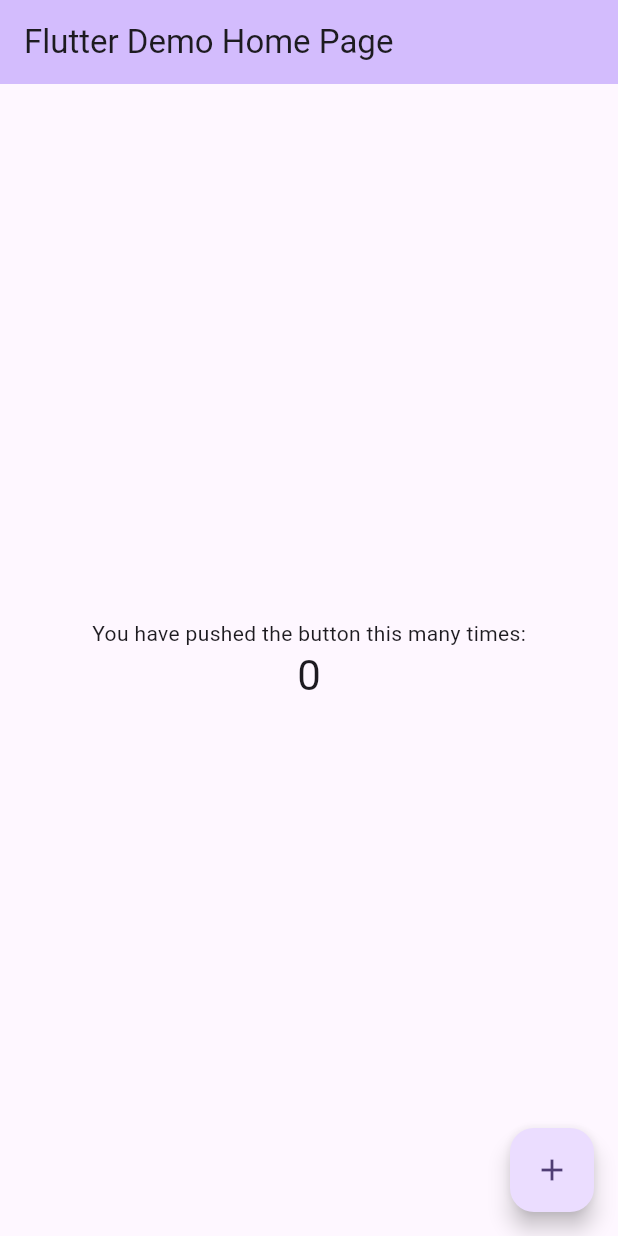
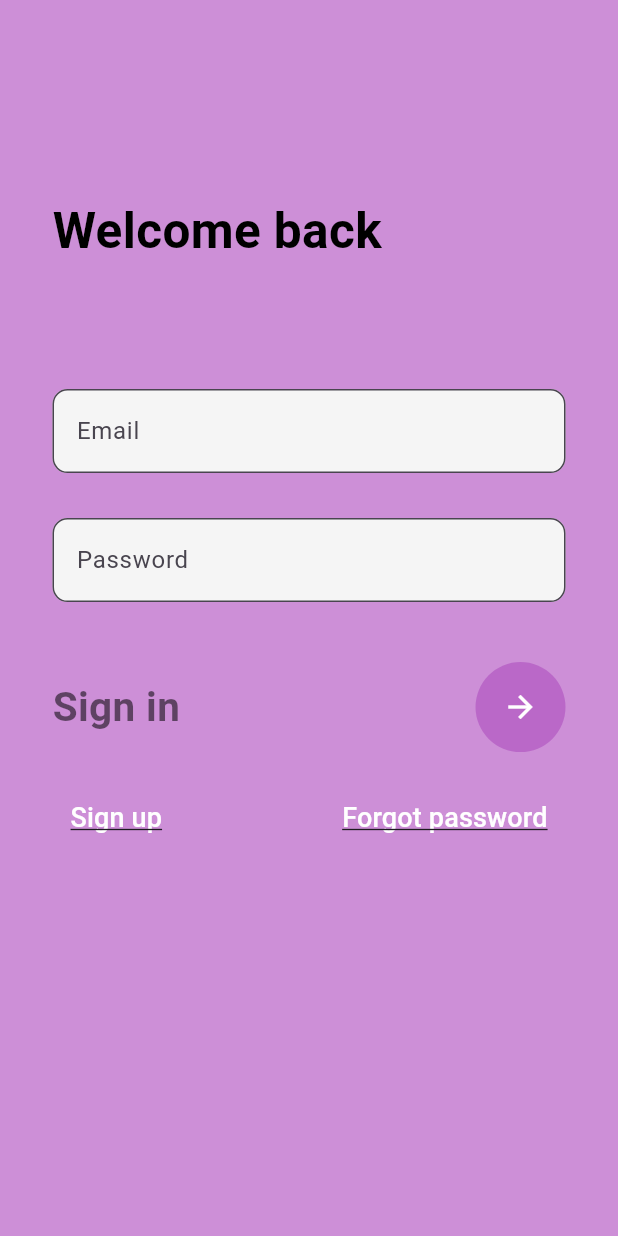
Before and after one commit to Sujala99/Mobile-Application-Project, a Flutter app: the screen it shows after launch, on a phone screen of 412 x 824 dp. Run offline on Flutter 3.47's test engine with Material 3 defaults, Android fonts, the phone set to English and light mode, and no system bars.

Commit message:
login, register and splash screen view

```diff
--- /dev/null
+++ b/mobile_application_project/lib/app.dart
@@ -0,0 +1,25 @@
+import 'package:flutter/material.dart';
+import 'package:mobile_application_project/view/login_view.dart';
+import 'package:mobile_application_project/view/splash_screen_view.dart';
+import 'package:mobile_application_project/view/register_view.dart';
+
+void main() {
+  runApp(const MyApp());
+}
+
+class MyApp extends StatelessWidget {
+  const MyApp({super.key});
+
+  @override
+  Widget build(BuildContext context) {
+    return MaterialApp(
+      debugShowCheckedModeBanner: false,
+      initialRoute: '/',
+      routes: {
+        '/': (context) => const SplashScreen(),
+        '/login': (context) => const LoginView(),
+        '/register': (context) => const RegisterView(),
+      },
+    );
+  }
+}
--- a/mobile_application_project/lib/main.dart
+++ b/mobile_application_project/lib/main.dart
@@ -1,125 +1,8 @@
 import 'package:flutter/material.dart';
+import 'package:mobile_application_project/app.dart';
 
-void main() {
-  runApp(const MyApp());
+void main(){
+  runApp(
+    MyApp())
+  ;
 }
-
-class MyApp extends StatelessWidget {
-  const MyApp({super.key});
-
-  // This widget is the root of your application.
-  @override
-  Widget build(BuildContext context) {
-    return MaterialApp(
-      title: 'Flutter Demo',
-      theme: ThemeData(
-        // This is the theme of your application.
-        //
-        // TRY THIS: Try running your application with "flutter run". You'll see
-        // the application has a purple toolbar. Then, without quitting the app,
-        // try changing the seedColor in the colorScheme below to Colors.green
-        // and then invoke "hot reload" (save your changes or press the "hot
-        // reload" button in a Flutter-supported IDE, or press "r" if you used
-        // the command line to start the app).
-        //
-        // Notice that the counter didn't reset back to zero; the application
-        // state is not lost during the reload. To reset the state, use hot
-        // restart instead.
-        //
-        // This works for code too, not just values: Most code changes can be
-        // tested with just a hot reload.
-        colorScheme: ColorScheme.fromSeed(seedColor: Colors.deepPurple),
-        useMaterial3: true,
-      ),
-      home: const MyHomePage(title: 'Flutter Demo Home Page'),
-    );
-  }
-}
-
-class MyHomePage extends StatefulWidget {
-  const MyHomePage({super.key, required this.title});
-
-  // This widget is the home page of your application. It is stateful, meaning
-  // that it has a State object (defined below) that contains fields that affect
-  // how it looks.
-
-  // This class is the configuration for the state. It holds the values (in this
-  // case the title) provided by the parent (in this case the App widget) and
-  // used by the build method of the State. Fields in a Widget subclass are
-  // always marked "final".
-
-  final String title;
-
-  @override
-  State<MyHomePage> createState() => _MyHomePageState();
-}
-
-class _MyHomePageState extends State<MyHomePage> {
-  int _counter = 0;
-
-  void _incrementCounter() {
-    setState(() {
-      // This call to setState tells the Flutter framework that something has
-      // changed in this State, which causes it to rerun the build method below
-      // so that the display can reflect the updated values. If we changed
-      // _counter without calling setState(), then the build method would not be
-      // called again, and so nothing would appear to happen.
-      _counter++;
-    });
-  }
-
-  @override
-  Widget build(BuildContext context) {
-    // This method is rerun every time setState is called, for instance as done
-    // by the _incrementCounter method above.
-    //
-    // The Flutter framework has been optimized to make rerunning build methods
-    // fast, so that you can just rebuild anything that needs updating rather
-    // than having to individually change instances of widgets.
-    return Scaffold(
-      appBar: AppBar(
-        // TRY THIS: Try changing the color here to a specific color (to
-        // Colors.amber, perhaps?) and trigger a hot reload to see the AppBar
-        // change color while the other colors stay the same.
-        backgroundColor: Theme.of(context).colorScheme.inversePrimary,
-        // Here we take the value from the MyHomePage object that was created by
-        // the App.build method, and use it to set our appbar title.
-        title: Text(widget.title),
-      ),
-      body: Center(
-        // Center is a layout widget. It takes a single child and positions it
-        // in the middle of the parent.
-        child: Column(
-          // Column is also a layout widget. It takes a list of children and
-          // arranges them vertically. By default, it sizes itself to fit its
-          // children horizontally, and tries to be as tall as its parent.
-          //
-          // Column has various properties to control how it sizes itself and
-          // how it positions its children. Here we use mainAxisAlignment to
-          // center the children vertically; the main axis here is the vertical
-          // axis because Columns are vertical (the cross axis would be
-          // horizontal).
-          //
-          // TRY THIS: Invoke "debug painting" (choose the "Toggle Debug Paint"
-          // action in the IDE, or press "p" in the console), to see the
-          // wireframe for each widget.
-          mainAxisAlignment: MainAxisAlignment.center,
-          children: <Widget>[
-            const Text(
-              'You have pushed the button this many times:',
-            ),
-            Text(
-              '$_counter',
-              style: Theme.of(context).textTheme.headlineMedium,
-            ),
-          ],
-        ),
-      ),
-      floatingActionButton: FloatingActionButton(
-        onPressed: _incrementCounter,
-        tooltip: 'Increment',
-        child: const Icon(Icons.add),
-      ), // This trailing comma makes auto-formatting nicer for build methods.
-    );
-  }
-}
--- /dev/null
+++ b/mobile_application_project/lib/view/login_view.dart
@@ -0,0 +1,118 @@
+import 'package:flutter/material.dart';
+
+class LoginView extends StatefulWidget {
+  const LoginView({super.key});
+
+  @override
+  State<LoginView> createState() => _LoginViewState();
+}
+
+class _LoginViewState extends State<LoginView> {
+  @override
+  Widget build(BuildContext context) {
+    return Scaffold(
+      body: Stack(
+        children: [
+          Container(
+            color: Colors.purple.withOpacity(0.5), // Semi-transparent overlay
+          ),
+          SingleChildScrollView(
+            child: Padding(
+              padding: const EdgeInsets.symmetric(horizontal: 35),
+              child: Column(
+                crossAxisAlignment: CrossAxisAlignment.start,
+                children: [
+                  const SizedBox(height: 130),
+                  const Text(
+                    'Welcome back',
+                    style: TextStyle(
+                      color: Colors.black,
+                      fontSize: 33,
+                      fontWeight: FontWeight.bold,
+                    ),
+                  ),
+                  SizedBox(height: MediaQuery.of(context).size.height * 0.1),
+                  TextField(
+                    decoration: InputDecoration(
+                      filled: true,
+                      fillColor: Colors.grey.shade100,
+                      hintText: "Email",
+                      border: OutlineInputBorder(
+                        borderRadius: BorderRadius.circular(10),
+                      ),
+                    ),
+                  ),
+                  const SizedBox(height: 30),
+                  TextField(
+                    obscureText: true,
+                    decoration: InputDecoration(
+                      filled: true,
+                      fillColor: Colors.grey.shade100,
+                      hintText: "Password",
+                      border: OutlineInputBorder(
+                        borderRadius: BorderRadius.circular(10),
+                      ),
+                    ),
+                  ),
+                  const SizedBox(height: 40),
+                  Row(
+                    mainAxisAlignment: MainAxisAlignment.spaceBetween,
+                    children: [
+                      const Text(
+                        "Sign in",
+                        style: TextStyle(
+                          color: Colors.black54,
+                          fontSize: 27,
+                          fontWeight: FontWeight.w700,
+                        ),
+                      ),
+                      CircleAvatar(
+                        radius: 30,
+                        backgroundColor: Colors.purple[300],
+                        child: IconButton(
+                          color: Colors.white,
+                          onPressed: () {},
+                          icon: const Icon(Icons.arrow_forward),
+                        ),
+                      ),
+                    ],
+                  ),
+                  const SizedBox(height: 20),
+                  Row(
+                    mainAxisAlignment: MainAxisAlignment.spaceBetween,
+                    children: [
+                      TextButton(
+                        onPressed: () {
+                          Navigator.pushNamed(context, '/register');
+                        },
+                        child: const Text(
+                          'Sign up',
+                          style: TextStyle(
+                            decoration: TextDecoration.underline,
+                            fontSize: 18,
+                            color: Colors.white,
+                          ),
+                        ),
+                      ),
+                      TextButton(
+                        onPressed: () {},
+                        child: const Text(
+                          'Forgot password',
+                          style: TextStyle(
+                            decoration: TextDecoration.underline,
+                            fontSize: 18,
+                            color: Colors.white,
+                          ),
+                        ),
+                      ),
+                    ],
+                  ),
+                ],
+              ),
+            ),
+          ),
+        ],
+      ),
+    );
+  }
+}
--- a/mobile_application_project/pubspec.yaml
+++ b/mobile_application_project/pubspec.yaml
@@ -59,9 +59,8 @@ flutter:
   uses-material-design: true
 
   # To add assets to your application, add an assets section, like this:
-  # assets:
-  #   - images/a_dot_burr.jpeg
-  #   - images/a_dot_ham.jpeg
+  assets:
+    - assets/images/
 
   # An image asset can refer to one or more resolution-specific "variants", see
   # https://flutter.dev/to/resolution-aware-images
```
Also changed, not shown: mobile_application_project/lib/view/register_view.dart (added, +140 -0 lines), mobile_application_project/lib/view/splash_screen_view.dart (added, +48 -0 lines), mobile_application_project/assets/images/img.jpg (added), mobile_application_project/assets/images/logo.png (added).
